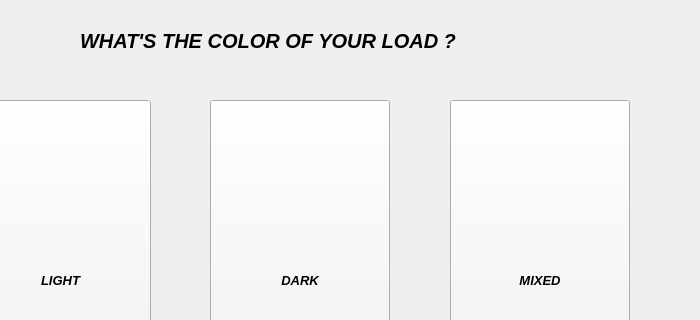
First picture: the form in ui/color+frame.ui, repository alexisfilippakopoulos/Human-Computer-Interaction, before the edit; both pictures show x 100 to 800 and y 0 to 320 of the 800 by 600 pixel window.
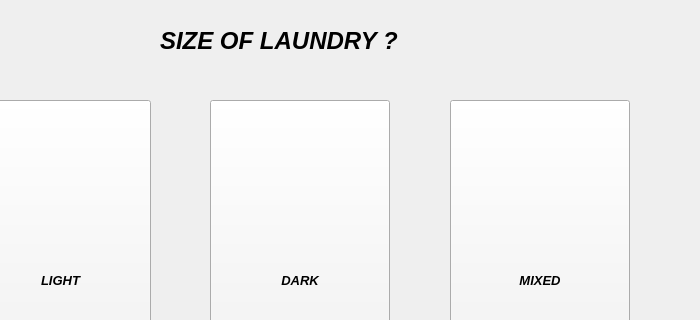
Second picture: the form after the edit.

```diff
--- a/ui/color+frame.ui
+++ b/ui/color+frame.ui
@@ -83,23 +83,23 @@
    <widget class="QLabel" name="label">
     <property name="geometry">
      <rect>
-      <x>180</x>
+      <x>260</x>
       <y>20</y>
-      <width>471</width>
+      <width>301</width>
       <height>41</height>
      </rect>
     </property>
     <property name="font">
      <font>
       <family>Arial</family>
-      <pointsize>15</pointsize>
+      <pointsize>18</pointsize>
       <weight>75</weight>
       <italic>true</italic>
       <bold>true</bold>
      </font>
     </property>
     <property name="text">
-     <string>WHAT'S THE COLOR OF YOUR LOAD ?</string>
+     <string>SIZE OF LAUNDRY ?</string>
     </property>
    </widget>
    <widget class="QPushButton" name="pushButton_4">
```
